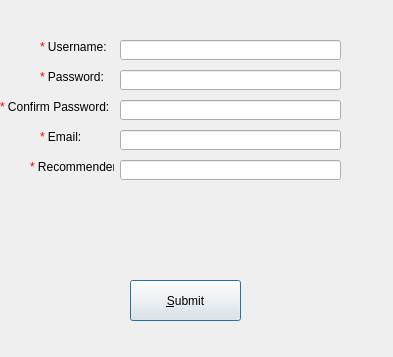
RamseyX/RamseyX-client, file signupdialog.ui: the form before one commit.
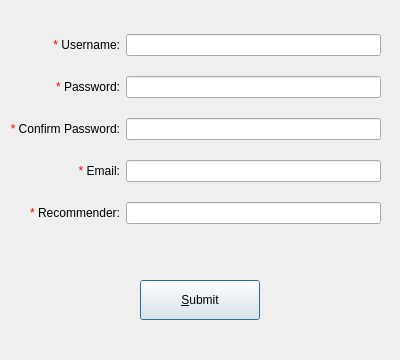
The form after the commit.

Patch:
```diff
--- a/signupdialog.ui
+++ b/signupdialog.ui
@@ -6,165 +6,129 @@
    <rect>
     <x>0</x>
     <y>0</y>
-    <width>393</width>
-    <height>357</height>
+    <width>400</width>
+    <height>360</height>
    </rect>
   </property>
-  <property name="minimumSize">
-   <size>
-    <width>393</width>
-    <height>357</height>
-   </size>
-  </property>
-  <property name="maximumSize">
-   <size>
-    <width>393</width>
-    <height>357</height>
-   </size>
-  </property>
   <property name="windowTitle">
    <string>Sign Up</string>
   </property>
   <property name="locale">
    <locale language="English" country="UnitedStates"/>
   </property>
-  <widget class="QLabel" name="label_1">
+  <widget class="QPushButton" name="submitButton">
    <property name="geometry">
     <rect>
-     <x>40</x>
-     <y>40</y>
-     <width>66</width>
-     <height>14</height>
-    </rect>
-   </property>
-   <property name="locale">
-    <locale language="English" country="UnitedStates"/>
-   </property>
-   <property name="text">
-    <string>&lt;span style=&quot; color:#ff0000;&quot;&gt;* &lt;/span&gt;Username:</string>
-   </property>
-  </widget>
-  <widget class="QLabel" name="label_2">
-   <property name="geometry">
-    <rect>
-     <x>40</x>
-     <y>70</y>
-     <width>66</width>
-     <height>14</height>
-    </rect>
-   </property>
-   <property name="text">
-    <string>&lt;span style=&quot; color:#ff0000;&quot;&gt;* &lt;/span&gt;Password:</string>
-   </property>
-  </widget>
-  <widget class="QLabel" name="label_3">
-   <property name="geometry">
-    <rect>
-     <x>0</x>
-     <y>100</y>
-     <width>114</width>
-     <height>14</height>
-    </rect>
-   </property>
-   <property name="text">
-    <string>&lt;span style=&quot; color:#ff0000;&quot;&gt;* &lt;/span&gt;Confirm Password:</string>
-   </property>
-  </widget>
-  <widget class="QLabel" name="label_4">
-   <property name="geometry">
-    <rect>
-     <x>40</x>
-     <y>130</y>
-     <width>48</width>
-     <height>14</height>
-    </rect>
-   </property>
-   <property name="text">
-    <string>&lt;span style=&quot; color:#ff0000;&quot;&gt;* &lt;/span&gt;Email:</string>
-   </property>
-  </widget>
-  <widget class="QLabel" name="label_5">
-   <property name="geometry">
-    <rect>
-     <x>30</x>
-     <y>160</y>
-     <width>84</width>
-     <height>14</height>
-    </rect>
-   </property>
-   <property name="text">
-    <string>&lt;span style=&quot; color:#ff0000;&quot;&gt;* &lt;/span&gt;Recommender:</string>
-   </property>
-  </widget>
-  <widget class="QLineEdit" name="lineUsername">
-   <property name="geometry">
-    <rect>
-     <x>120</x>
-     <y>40</y>
-     <width>221</width>
-     <height>20</height>
-    </rect>
-   </property>
-  </widget>
-  <widget class="QLineEdit" name="linePassword">
-   <property name="geometry">
-    <rect>
-     <x>120</x>
-     <y>70</y>
-     <width>221</width>
-     <height>20</height>
-    </rect>
-   </property>
-   <property name="echoMode">
-    <enum>QLineEdit::Password</enum>
-   </property>
-  </widget>
-  <widget class="QLineEdit" name="lineConfirmPassword">
-   <property name="geometry">
-    <rect>
-     <x>120</x>
-     <y>100</y>
-     <width>221</width>
-     <height>20</height>
-    </rect>
-   </property>
-   <property name="echoMode">
-    <enum>QLineEdit::Password</enum>
-   </property>
-  </widget>
-  <widget class="QLineEdit" name="lineEmail">
-   <property name="geometry">
-    <rect>
-     <x>120</x>
-     <y>130</y>
-     <width>221</width>
-     <height>20</height>
-    </rect>
-   </property>
-  </widget>
-  <widget class="QLineEdit" name="lineRecommender">
-   <property name="geometry">
-    <rect>
-     <x>120</x>
-     <y>160</y>
-     <width>221</width>
-     <height>20</height>
-    </rect>
-   </property>
-  </widget>
-  <widget class="QPushButton" name="btnSubmit">
-   <property name="geometry">
-    <rect>
-     <x>130</x>
+     <x>140</x>
      <y>280</y>
-     <width>111</width>
-     <height>41</height>
+     <width>120</width>
+     <height>40</height>
     </rect>
    </property>
+   <property name="minimumSize">
+    <size>
+     <width>120</width>
+     <height>40</height>
+    </size>
+   </property>
+   <property name="maximumSize">
+    <size>
+     <width>120</width>
+     <height>40</height>
+    </size>
+   </property>
    <property name="text">
     <string>&amp;Submit</string>
    </property>
   </widget>
+  <widget class="QWidget" name="layoutWidget">
+   <property name="geometry">
+    <rect>
+     <x>10</x>
+     <y>20</y>
+     <width>371</width>
+     <height>221</height>
+    </rect>
+   </property>
+   <layout class="QGridLayout" name="gridLayout">
+    <item row="0" column="0">
+     <widget class="QLabel" name="label_1">
+      <property name="locale">
+       <locale language="English" country="UnitedStates"/>
+      </property>
+      <property name="text">
+       <string>&lt;span style=&quot; color:#ff0000;&quot;&gt;* &lt;/span&gt;Username:</string>
+      </property>
+      <property name="alignment">
+       <set>Qt::AlignRight|Qt::AlignTrailing|Qt::AlignVCenter</set>
+      </property>
+     </widget>
+    </item>
+    <item row="0" column="1">
+     <widget class="QLineEdit" name="usernameEdit"/>
+    </item>
+    <item row="1" column="0">
+     <widget class="QLabel" name="label_2">
+      <property name="text">
+       <string>&lt;span style=&quot; color:#ff0000;&quot;&gt;* &lt;/span&gt;Password:</string>
+      </property>
+      <property name="alignment">
+       <set>Qt::AlignRight|Qt::AlignTrailing|Qt::AlignVCenter</set>
+      </property>
+     </widget>
+    </item>
+    <item row="1" column="1">
+     <widget class="QLineEdit" name="passwordEdit">
+      <property name="echoMode">
+       <enum>QLineEdit::Password</enum>
+      </property>
+     </widget>
+    </item>
+    <item row="2" column="0">
+     <widget class="QLabel" name="label_3">
+      <property name="text">
+       <string>&lt;span style=&quot; color:#ff0000;&quot;&gt;* &lt;/span&gt;Confirm Password:</string>
+      </property>
+      <property name="alignment">
+       <set>Qt::AlignRight|Qt::AlignTrailing|Qt::AlignVCenter</set>
+      </property>
+     </widget>
+    </item>
+    <item row="2" column="1">
+     <widget class="QLineEdit" name="confirmPasswordEdit">
+      <property name="echoMode">
+       <enum>QLineEdit::Password</enum>
+      </property>
+     </widget>
+    </item>
+    <item row="3" column="0">
+     <widget class="QLabel" name="label_4">
+      <property name="text">
+       <string>&lt;span style=&quot; color:#ff0000;&quot;&gt;* &lt;/span&gt;Email:</string>
+      </property>
+      <property name="alignment">
+       <set>Qt::AlignRight|Qt::AlignTrailing|Qt::AlignVCenter</set>
+      </property>
+     </widget>
+    </item>
+    <item row="3" column="1">
+     <widget class="QLineEdit" name="emailEdit"/>
+    </item>
+    <item row="4" column="0">
+     <widget class="QLabel" name="label_5">
+      <property name="text">
+       <string>&lt;span style=&quot; color:#ff0000;&quot;&gt;* &lt;/span&gt;Recommender:</string>
+      </property>
+      <property name="alignment">
+       <set>Qt::AlignRight|Qt::AlignTrailing|Qt::AlignVCenter</set>
+      </property>
+     </widget>
+    </item>
+    <item row="4" column="1">
+     <widget class="QLineEdit" name="recommenderEdit"/>
+    </item>
+   </layout>
+  </widget>
  </widget>
  <resources/>
  <connections/>
```
